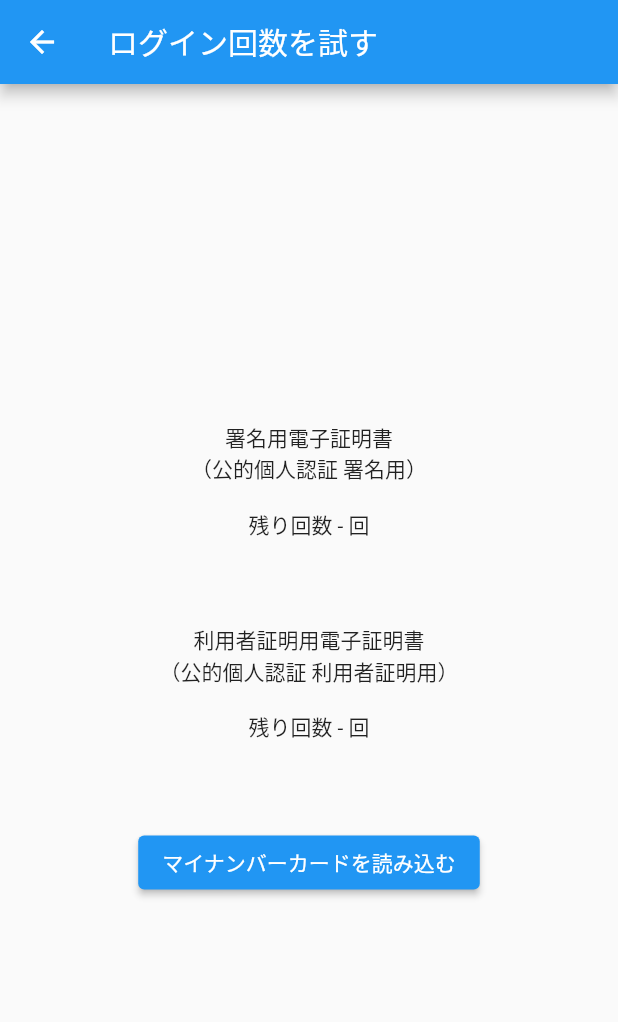
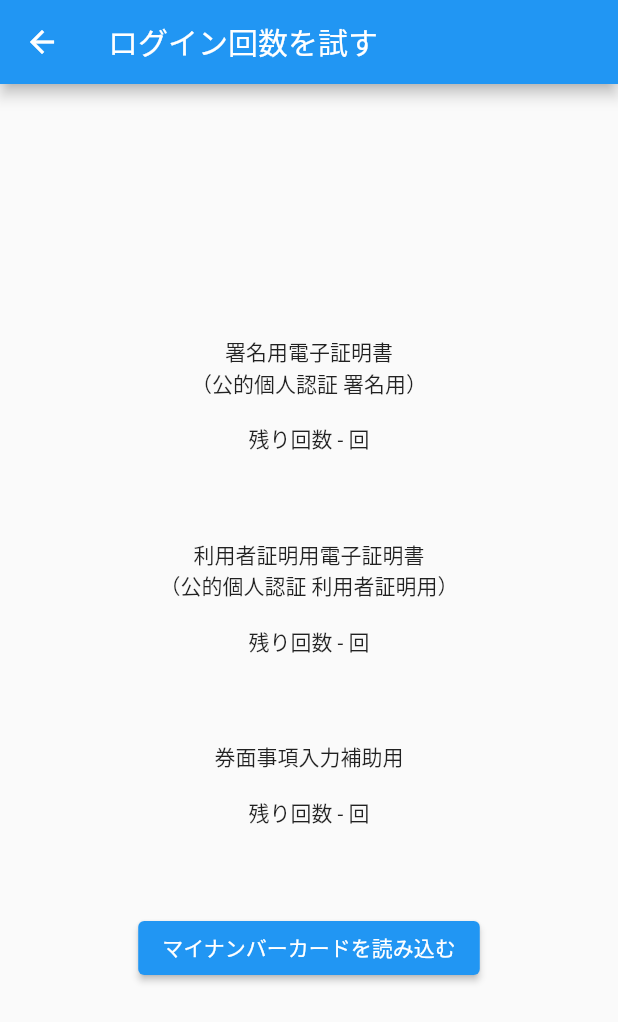
Before and after one commit to MasayukiSuda/flutter_nfc_mynumber, a Flutter app: the screen it shows after launch, after a tap on "ログイン回数を取得", on a phone screen of 412 x 824 dp. Shown: the top 1022 px of the screen. Run offline on Flutter 3.47's test engine with Material 2 defaults, Android fonts, the phone set to English and light mode, and no system bars.

Commit message:
add getTicketInputAssistanceRetryCount

```diff
--- a/example/lib/login_count_page.dart
+++ b/example/lib/login_count_page.dart
@@ -12,6 +12,7 @@ class LoginCountPage extends StatefulWidget {
 class _LoginCountPage extends State<LoginCountPage> {
   String _authPinRetryCount = "-";
   String _signingPinRetryCount = "-";
+  String _ticketInputAssistanceCount = "-";
 
   @override
   void initState() {
@@ -42,6 +43,13 @@ class _LoginCountPage extends State<LoginCountPage> {
             SpaceBox.height(16),
             Text("残り回数 $_authPinRetryCount 回"),
             SpaceBox.height(56),
+            Text(
+              "券面事項入力補助用",
+              textAlign: TextAlign.center,
+            ),
+            SpaceBox.height(16),
+            Text("残り回数 $_ticketInputAssistanceCount 回"),
+            SpaceBox.height(56),
             ElevatedButton(
               child: const Text('マイナンバーカードを読み込む'),
               onPressed: () async {
@@ -60,9 +68,14 @@ class _LoginCountPage extends State<LoginCountPage> {
                   var signingPinRetryCount =
                       await MynumberUtil.getSigningPinRetryCount();
 
+                  var ticketInputAssistanceCount =
+                      await MynumberUtil.getTicketInputAssistanceRetryCount();
+
                   setState(() {
                     _signingPinRetryCount = signingPinRetryCount.toString();
                     _authPinRetryCount = authPinRetryCount.toString();
+                    _ticketInputAssistanceCount =
+                        ticketInputAssistanceCount.toString();
                   });
                 } catch (e) {
                   print("error $e");
```
Also changed, not shown: lib/mynumber_util.dart (+21 -0 lines).
